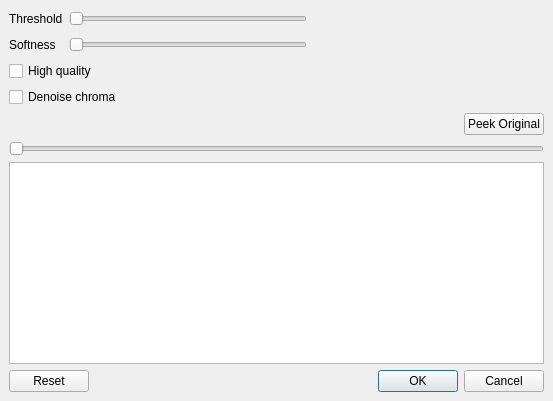
This is avidemux_plugins/ADM_videoFilters6/waveletDenoise/qt4/waveletDenoise.ui in mean00/avidemux2 as Qt 5 draws it before an edit. The edited form follows.
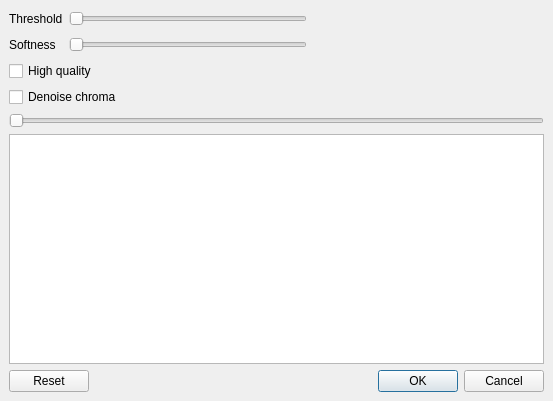
This is the edited form. Custom widgets are drawn as their Qt base class.

Commit message: [waveletSharp][waveletDenoise] replace builtin Peek Original with FlyDialog's one

Patch:
```diff
--- a/avidemux_plugins/ADM_videoFilters6/waveletDenoise/qt4/waveletDenoise.ui
+++ b/avidemux_plugins/ADM_videoFilters6/waveletDenoise/qt4/waveletDenoise.ui
@@ -129,31 +129,7 @@
     </layout>
    </item>
    <item>
-    <layout class="QHBoxLayout" name="horizontalLayout">
-     <item>
-      <layout class="QHBoxLayout" name="toolboxLayout"/>
-     </item>
-     <item>
-      <spacer name="horizontalSpacer_3">
-       <property name="orientation">
-        <enum>Qt::Horizontal</enum>
-       </property>
-       <property name="sizeHint" stdset="0">
-        <size>
-         <width>40</width>
-         <height>20</height>
-        </size>
-       </property>
-      </spacer>
-     </item>
-     <item>
-      <widget class="QPushButton" name="pushButtonPeek">
-       <property name="text">
-        <string>Peek Original</string>
-       </property>
-      </widget>
-     </item>
-    </layout>
+    <layout class="QHBoxLayout" name="toolboxLayout"/>
    </item>
    <item>
     <widget class="ADM_QSlider" name="horizontalSlider">
```
The commit also changes 9 other files.
